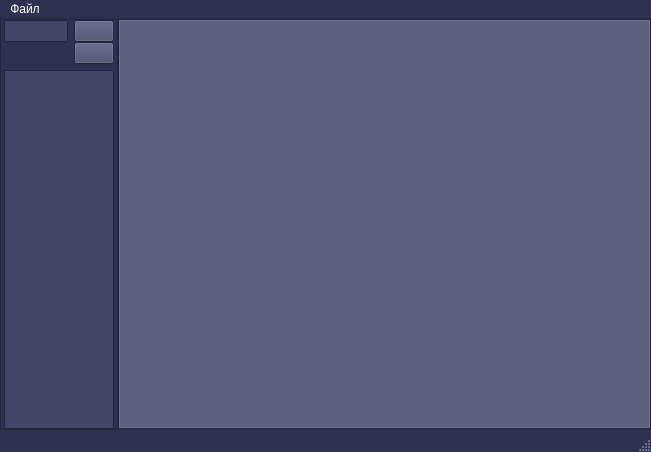
Qt form first.ui (SofiaPV/diploma) before a commit.
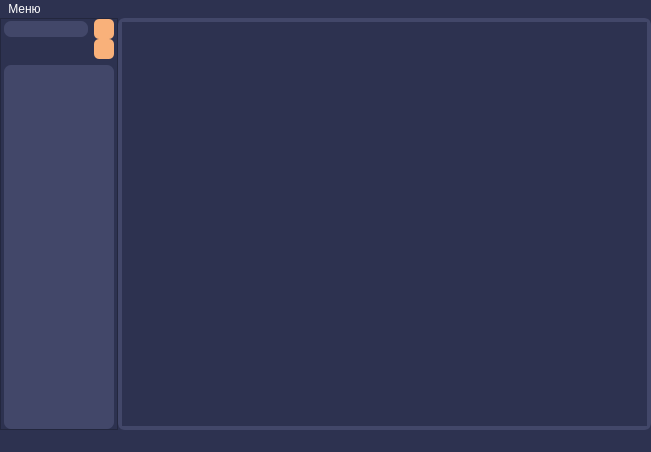
The same form after that commit. Icons and pictures are not drawn.

What changed in the file:
```diff
--- a/first.ui
+++ b/first.ui
@@ -25,9 +25,9 @@
      <colorrole role="Button">
       <brush brushstyle="SolidPattern">
        <color alpha="255">
-        <red>66</red>
-        <green>71</green>
-        <blue>105</blue>
+        <red>45</red>
+        <green>50</green>
+        <blue>80</blue>
        </color>
       </brush>
      </colorrole>
@@ -97,9 +97,9 @@
      <colorrole role="Base">
       <brush brushstyle="SolidPattern">
        <color alpha="255">
-        <red>66</red>
-        <green>71</green>
-        <blue>105</blue>
+        <red>45</red>
+        <green>50</green>
+        <blue>80</blue>
        </color>
       </brush>
      </colorrole>
@@ -207,9 +207,9 @@
      <colorrole role="Button">
       <brush brushstyle="SolidPattern">
        <color alpha="255">
-        <red>66</red>
-        <green>71</green>
-        <blue>105</blue>
+        <red>45</red>
+        <green>50</green>
+        <blue>80</blue>
        </color>
       </brush>
      </colorrole>
@@ -279,9 +279,9 @@
      <colorrole role="Base">
       <brush brushstyle="SolidPattern">
        <color alpha="255">
-        <red>66</red>
-        <green>71</green>
-        <blue>105</blue>
+        <red>45</red>
+        <green>50</green>
+        <blue>80</blue>
        </color>
       </brush>
      </colorrole>
@@ -389,9 +389,9 @@
      <colorrole role="Button">
       <brush brushstyle="SolidPattern">
        <color alpha="255">
-        <red>66</red>
-        <green>71</green>
-        <blue>105</blue>
+        <red>45</red>
+        <green>50</green>
+        <blue>80</blue>
        </color>
       </brush>
      </colorrole>
@@ -461,9 +461,9 @@
      <colorrole role="Base">
       <brush brushstyle="SolidPattern">
        <color alpha="255">
-        <red>66</red>
-        <green>71</green>
-        <blue>105</blue>
+        <red>45</red>
+        <green>50</green>
+        <blue>80</blue>
        </color>
       </brush>
      </colorrole>
@@ -563,6 +563,137 @@
   <property name="windowTitle">
    <string>MainWindow</string>
   </property>
+  <property name="styleSheet">
+   <string notr="true">QMainWindow{
+	background-color: rgb(45, 50, 80);
+}
+
+QWidget{
+	background-color: rgb(45, 50, 80);
+}
+
+QListView{
+	background-color: rgb(66, 71, 105);
+	border-radius: 7px;
+	color: rgb(255, 255, 255);
+	font: 10px; 
+}
+
+QListView::item {
+    padding: 2px;  /* Отступы вокруг текста в строке */
+}
+
+QListView::item:selected {
+	background-color: rgb(249, 177, 122); /* Цвет фона строки при выделении */
+	color: rgb(255, 255, 255);
+}
+
+QListView::item:hover {
+    background-color: rgb(249, 177, 122);  /* Цвет фона строки при наведении */
+    color: rgb(255, 255, 255);            /* Цвет текста при наведении */
+}
+
+
+QPushButton {
+   /* background-image: url(C:/София/София/python/UI_diploma_1/icons/open-folder.png);  /* Путь к картинке */
+	
+	background-color: rgb(249, 177, 122);
+    background-size: auto 5%;  /* Масштабируем картинку, чтобы она помещалась */
+    border-radius: 5px;  /* Закругление углов */
+    border: none;  /* Убираем рамку */
+	width: 20px;  /* Увеличиваем размер кнопки */
+    height: 20px; /* Увеличиваем размер кнопки */
+}
+
+QLineEdit{
+	border-radius: 7px;
+	background-color: rgb(66, 71, 105);
+	color: rgb(255, 255, 255);
+	font: 10px;   
+}
+
+QTabWidget {
+	/*background-color:  rgb(45, 50, 80);*/
+	border-radius: 7px;
+	background: transparent;
+}
+
+QTabWidget::pane {
+    border: 4px solid rgb(66, 71, 105);
+	background-color: rgb(45, 50, 80);
+	border-radius: 7px;
+}
+
+QTabBar {
+	border-radius: 4px;
+    background-color: rgb(45, 50, 80); /* Цвет фона для панели вкладок */
+    color: white;                /* Цвет текста на вкладках */
+    font: 10px;             /* Шрифт для текста на вкладках */
+}
+
+QTabBar::tab {
+    background-color: rgb(45, 50, 80);  /* Цвет фона вкладки */
+    color: white;                /* Цвет текста вкладки */
+    padding: 2px 2px;          /* Отступы внутри вкладки */
+    border-radius: 4px;          /* Закругление углов вкладки */
+    transition: all 0.3s ease;   /* Плавное изменение стилей */
+	border: 4px solid rgb(66, 71, 105);
+}
+
+QTabBar::tab:selected {
+    background-color: rgb(66, 71, 105);  /* Цвет фона для выбранной вкладки */
+    color: white;                /* Цвет текста для выбранной вкладки */
+    font-weight: bold;           /* Жирный шрифт для выбранной вкладки */
+    box-shadow: 0 0 10px rgba(0, 0, 0, 0.3);  /* Тень для выделенной вкладки */
+    transform: scale(1.1);       /* Увеличение вкладки (эффект выдвижения) */
+    z-index: 1;                  /* Поднимем вкладку выше остальных */
+}
+
+QTabBar::tab:hover {
+	background-color: rgb(249, 177, 122);
+	color: rgb(45, 50, 80);
+    border: 4px solid rgb(45, 50, 80);   /* Цвет рамки при наведении */
+}
+
+QMenuBar {
+    background-color: rrgb(45, 50, 80); /* Цвет фона панели меню */
+    color: white; /* Цвет текста на панели меню */
+    font: 12px; /* Шрифт текста на панели меню */
+    border: none; /* Убираем границу, если нужна */
+}
+
+QMenuBar::item {
+    background-color:rgb(45, 50, 80); /* Цвет фона для элементов меню */
+    padding: 2px;
+	font: 12px;
+	color: white;
+}
+
+QMenuBar::item:selected {
+	background-color: rgb(66, 71, 105);
+	color: white;
+	font: 12px;
+}
+
+QMenu::item {
+     background-color: transparent;
+    color: white;
+    padding: 2px 2px;
+	font: 12px;
+ }
+
+QMenu::item:selected {
+    background-color:  rgb(66, 71, 105);
+	color: white;
+	font: 12px;
+}
+
+QMenu::item:hover {
+	background-color: rgb(249, 177, 122);
+	color: rgb(45, 50, 80);
+	font: 12px;
+}</string>
+  </property>
   <widget class="QWidget" name="centralwidget">
    <layout class="QFormLayout" name="formLayout">
     <property name="horizontalSpacing">
@@ -666,6 +797,211 @@
                <property name="enabled">
                 <bool>false</bool>
                </property>
+               <property name="palette">
+                <palette>
+                 <active>
+                  <colorrole role="WindowText">
+                   <brush brushstyle="SolidPattern">
+                    <color alpha="255">
+                     <red>255</red>
+                     <green>255</green>
+                     <blue>255</blue>
+                    </color>
+                   </brush>
+                  </colorrole>
+                  <colorrole role="Button">
+                   <brush brushstyle="SolidPattern">
+                    <color alpha="255">
+                     <red>66</red>
+                     <green>71</green>
+                     <blue>105</blue>
+                    </color>
+                   </brush>
+                  </colorrole>
+                  <colorrole role="Text">
+                   <brush brushstyle="SolidPattern">
+                    <color alpha="255">
+                     <red>255</red>
+                     <green>255</green>
+                     <blue>255</blue>
+                    </color>
+                   </brush>
+                  </colorrole>
+                  <colorrole role="ButtonText">
+                   <brush brushstyle="SolidPattern">
+                    <color alpha="255">
+                     <red>255</red>
+                     <green>255</green>
+                     <blue>255</blue>
+                    </color>
+                   </brush>
+                  </colorrole>
+                  <colorrole role="Base">
+                   <brush brushstyle="SolidPattern">
+                    <color alpha="255">
+                     <red>66</red>
+                     <green>71</green>
+                     <blue>105</blue>
+                    </color>
+                   </brush>
+                  </colorrole>
+                  <colorrole role="Window">
+                   <brush brushstyle="SolidPattern">
+                    <color alpha="255">
+                     <red>66</red>
+                     <green>71</green>
+                     <blue>105</blue>
+                    </color>
+                   </brush>
+                  </colorrole>
+                  <colorrole role="PlaceholderText">
+                   <brush brushstyle="SolidPattern">
+                    <color alpha="128">
+                     <red>255</red>
+                     <green>255</green>
+                     <blue>255</blue>
+                    </color>
+                   </brush>
+                  </colorrole>
+                 </active>
+                 <inactive>
+                  <colorrole role="WindowText">
+                   <brush brushstyle="SolidPattern">
+                    <color alpha="255">
+                     <red>255</red>
+                     <green>255</green>
+                     <blue>255</blue>
+                    </color>
+                   </brush>
+                  </colorrole>
+                  <colorrole role="Button">
+                   <brush brushstyle="SolidPattern">
+                    <color alpha="255">
+                     <red>66</red>
+                     <green>71</green>
+                     <blue>105</blue>
+                    </color>
+                   </brush>
+                  </colorrole>
+                  <colorrole role="Text">
+                   <brush brushstyle="SolidPattern">
+                    <color alpha="255">
+                     <red>255</red>
+                     <green>255</green>
+                     <blue>255</blue>
+                    </color>
+                   </brush>
+                  </colorrole>
+                  <colorrole role="ButtonText">
+                   <brush brushstyle="SolidPattern">
+                    <color alpha="255">
+                     <red>255</red>
+                     <green>255</green>
+                     <blue>255</blue>
+                    </color>
+                   </brush>
+                  </colorrole>
+                  <colorrole role="Base">
+                   <brush brushstyle="SolidPattern">
+                    <color alpha="255">
+                     <red>66</red>
+                     <green>71</green>
+                     <blue>105</blue>
+                    </color>
+                   </brush>
+                  </colorrole>
+                  <colorrole role="Window">
+                   <brush brushstyle="SolidPattern">
+                    <color alpha="255">
+                     <red>66</red>
+                     <green>71</green>
+                     <blue>105</blue>
+                    </color>
+                   </brush>
+                  </colorrole>
+                  <colorrole role="PlaceholderText">
+                   <brush brushstyle="SolidPattern">
+                    <color alpha="128">
+                     <red>255</red>
+                     <green>255</green>
+                     <blue>255</blue>
+                    </color>
+                   </brush>
+                  </colorrole>
+                 </inactive>
+                 <disabled>
+                  <colorrole role="WindowText">
+                   <brush brushstyle="SolidPattern">
+                    <color alpha="255">
+                     <red>255</red>
+                     <green>255</green>
+                     <blue>255</blue>
+                    </color>
+                   </brush>
+                  </colorrole>
+                  <colorrole role="Button">
+                   <brush brushstyle="SolidPattern">
+                    <color alpha="255">
+                     <red>66</red>
+                     <green>71</green>
+                     <blue>105</blue>
+                    </color>
+                   </brush>
+                  </colorrole>
+                  <colorrole role="Text">
+                   <brush brushstyle="SolidPattern">
+                    <color alpha="255">
+                     <red>255</red>
+                     <green>255</green>
+                     <blue>255</blue>
+                    </color>
+                   </brush>
+                  </colorrole>
+                  <colorrole role="ButtonText">
+                   <brush brushstyle="SolidPattern">
+                    <color alpha="255">
+                     <red>255</red>
+                     <green>255</green>
+                     <blue>255</blue>
+                    </color>
+                   </brush>
+                  </colorrole>
+                  <colorrole role="Base">
+                   <brush brushstyle="SolidPattern">
+                    <color alpha="255">
+                     <red>66</red>
+                     <green>71</green>
+                     <blue>105</blue>
+                    </color>
+                   </brush>
+                  </colorrole>
+                  <colorrole role="Window">
+                   <brush brushstyle="SolidPattern">
+                    <color alpha="255">
+                     <red>66</red>
+                     <green>71</green>
+                     <blue>105</blue>
+                    </color>
+                   </brush>
+                  </colorrole>
+                  <colorrole role="PlaceholderText">
+                   <brush brushstyle="SolidPattern">
+                    <color alpha="128">
+                     <red>255</red>
+                     <green>255</green>
+                     <blue>255</blue>
+                    </color>
+                   </brush>
+                  </colorrole>
+                 </disabled>
+                </palette>
+               </property>
+               <property name="autoFillBackground">
+                <bool>false</bool>
+               </property>
+               <property name="text">
+                <string/>
+               </property>
               </widget>
              </item>
              <item>
@@ -841,12 +1177,12 @@
      <x>0</x>
      <y>0</y>
      <width>651</width>
-     <height>22</height>
+     <height>21</height>
     </rect>
    </property>
    <widget class="QMenu" name="menu">
     <property name="title">
-     <string>Файл</string>
+     <string>Меню</string>
     </property>
    </widget>
    <addaction name="menu"/>
```
Left out of the diff: 16 changed lines with no effect on the pictures.
